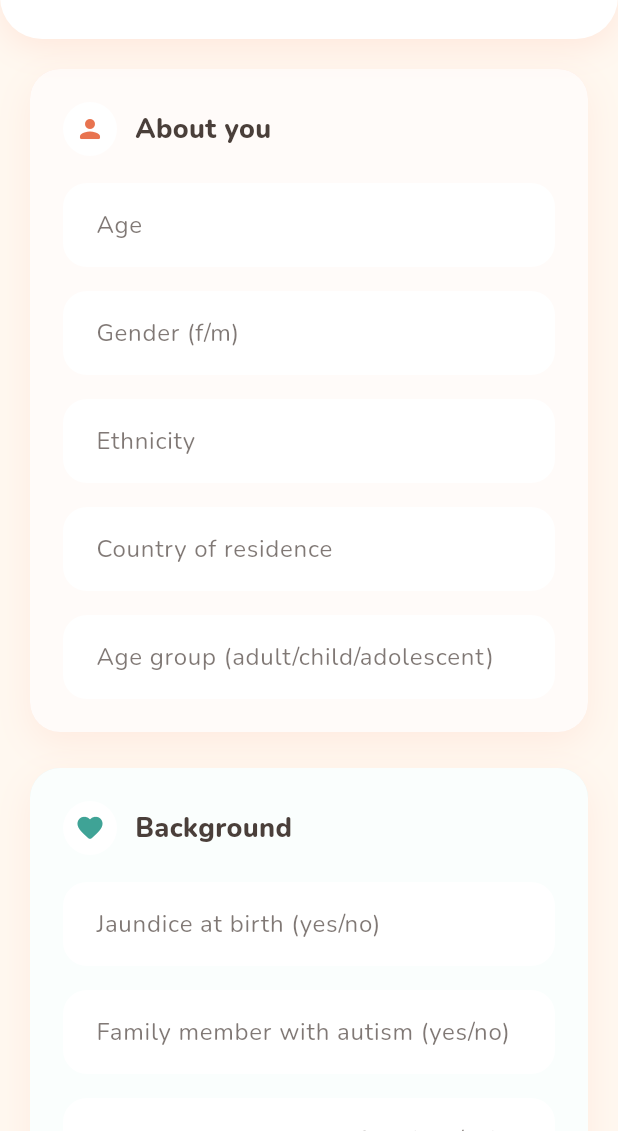
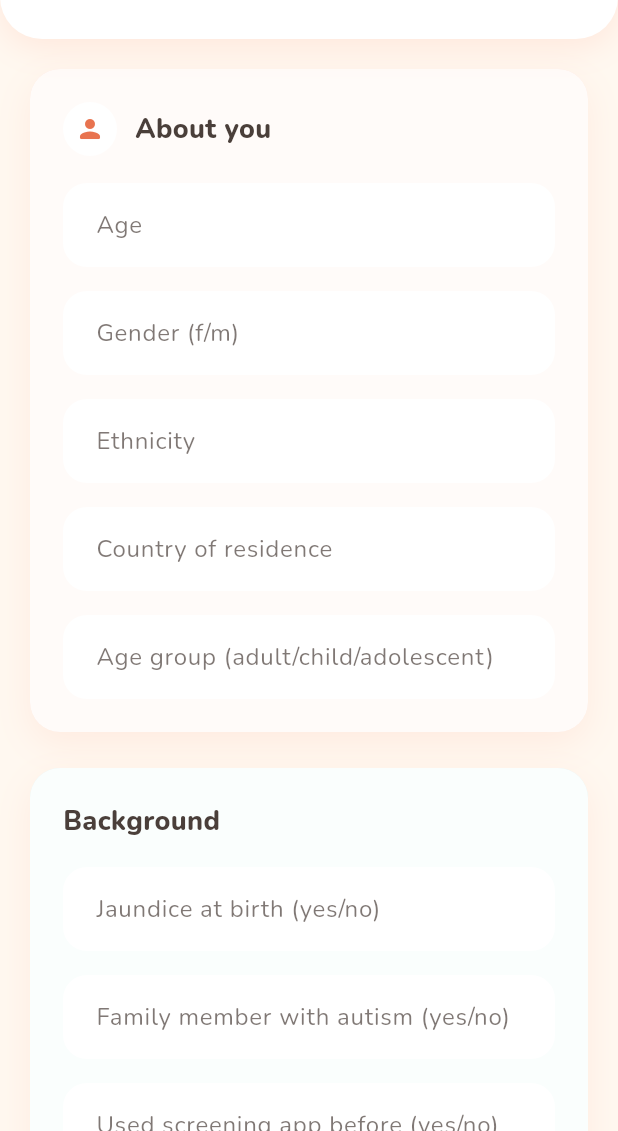
Before and after one commit to Divine-kuzo/linear_regression_model, a Flutter app: the screen it shows after launch, on a phone screen of 412 x 824 dp, the part 105-1236 px from its top. Run offline on Flutter 3.47's test engine with Material 3 defaults, Android fonts, the phone set to English and light mode, and no system bars; our stand-ins replace google_fonts.

Commit message:
polish step 3: remove heart icon from Background section header

```diff
--- a/summative/FlutterApp/lib/main.dart
+++ b/summative/FlutterApp/lib/main.dart
@@ -151,17 +151,19 @@ class _PredictionPageState extends State<PredictionPage> {
     super.dispose();
   }
 
-  Widget _sectionTitle(String text, {required IconData icon, required Color accentColor}) {
+  Widget _sectionTitle(String text, {IconData? icon, Color? accentColor}) {
     return Padding(
       padding: const EdgeInsets.only(bottom: 18),
       child: Row(
         children: [
+          if (icon != null) ...[
             Container(
               padding: const EdgeInsets.all(8),
               decoration: BoxDecoration(color: Colors.white, shape: BoxShape.circle),
               child: Icon(icon, color: accentColor, size: 20),
             ),
             const SizedBox(width: 12),
+          ],
           Text(
             text,
             style: GoogleFonts.nunito(
@@ -320,7 +322,7 @@ class _PredictionPageState extends State<PredictionPage> {
                 child: Column(
                   crossAxisAlignment: CrossAxisAlignment.stretch,
                   children: [
-                    _sectionTitle('Background', icon: Icons.favorite_rounded, accentColor: BoboColors.tealDark),
+                    _sectionTitle('Background'),
                     TextFormField(
                       controller: _jundiceController,
                       style: _inputTextStyle,
```
Lines whose indentation alone changed are shown as unchanged.
